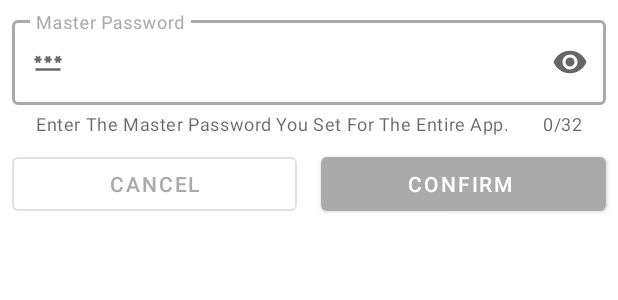
After one commit to Vaishnav-Kanhirathingal/Save-Pass, an Android app: the layout password_prompt_dialog.xml on its own in the app's theme, with its tools: preview values and no code run, on a phone screen of 412 x 824 dp. The commit adds this screen. Shown: the top 300 px of the screen. Run offline under Robolectric (Android 15) with nearby library versions, the phone set to English and light mode, and no system bars.

Commit message:
password prompt now working

```diff
--- /dev/null
+++ b/app/src/main/res/layout/password_prompt_dialog.xml
@@ -0,0 +1,58 @@
+<?xml version="1.0" encoding="utf-8"?>
+<androidx.constraintlayout.widget.ConstraintLayout xmlns:android="http://schemas.android.com/apk/res/android"
+    xmlns:app="http://schemas.android.com/apk/res-auto"
+    android:layout_width="match_parent"
+    android:layout_height="wrap_content">
+
+    <com.google.android.material.textfield.TextInputLayout
+        android:id="@+id/master_password_input_layout"
+        style="@style/Widget.MaterialComponents.TextInputLayout.OutlinedBox"
+        android:layout_width="match_parent"
+        android:layout_height="wrap_content"
+        android:layout_margin="@dimen/card_spacing"
+        android:hint="Master Password"
+        app:counterEnabled="true"
+        app:counterMaxLength="32"
+        app:errorIconDrawable="@drawable/fingerprint_dialog_error"
+        app:endIconMode="password_toggle"
+        app:errorTextColor="@color/warning_text_color"
+        app:helperText="Enter The Master Password You Set For The Entire App."
+        app:layout_constraintLeft_toLeftOf="parent"
+        app:layout_constraintRight_toRightOf="parent"
+        app:layout_constraintTop_toTopOf="parent"
+        app:startIconDrawable="@drawable/password_20">
+
+        <com.google.android.material.textfield.TextInputEditText
+            android:id="@+id/master_password_edit_text"
+            android:layout_width="match_parent"
+            android:layout_height="wrap_content"
+            android:inputType="textPassword" />
+    </com.google.android.material.textfield.TextInputLayout>
+
+    <com.google.android.material.button.MaterialButton
+        android:id="@+id/cancel"
+        style="?attr/materialButtonOutlinedStyle"
+        android:layout_width="0dp"
+        android:layout_height="wrap_content"
+        android:layout_marginVertical="@dimen/card_spacing"
+        android:layout_marginEnd="@dimen/card_spacing"
+        android:text="@string/cancel"
+        app:layout_constraintBottom_toBottomOf="parent"
+        app:layout_constraintLeft_toLeftOf="@id/master_password_input_layout"
+        app:layout_constraintRight_toLeftOf="@id/confirm"
+        app:layout_constraintTop_toBottomOf="@id/master_password_input_layout" />
+
+    <com.google.android.material.button.MaterialButton
+        android:id="@+id/confirm"
+        style="@style/Widget.MaterialComponents.Button.Icon"
+        android:layout_width="0dp"
+        android:layout_height="wrap_content"
+        android:layout_marginVertical="@dimen/card_spacing"
+        android:layout_marginStart="@dimen/card_spacing"
+        android:text="confirm"
+        app:layout_constraintBottom_toBottomOf="parent"
+        app:layout_constraintLeft_toRightOf="@id/cancel"
+        app:layout_constraintRight_toRightOf="@id/master_password_input_layout"
+        app:layout_constraintTop_toBottomOf="@id/master_password_input_layout"/>
+
+</androidx.constraintlayout.widget.ConstraintLayout>
```
Also changed, not shown: app/src/main/java/com/kenetic/savepass/fragments/PassListFragment.kt (+41 -7 lines), 1 other file.
